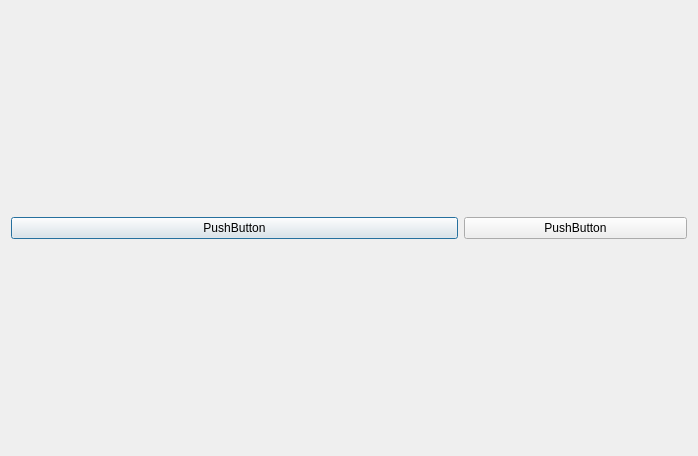
Jacob-xyb/Cpp_Note, file Qt_Notes/Example/DesignerSimpleSample/Layout/QSizePolicyTest.ui: the form before one commit.
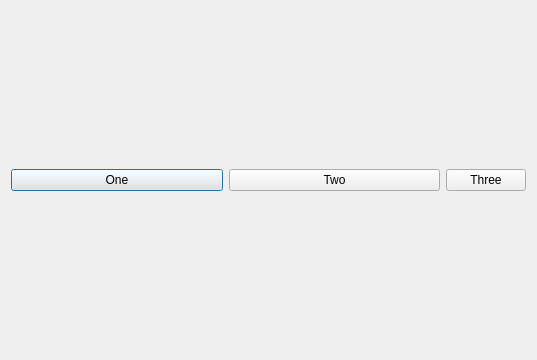
The form after the commit.

```diff
--- a/Qt_Notes/Example/DesignerSimpleSample/Layout/QSizePolicyTest.ui
+++ b/Qt_Notes/Example/DesignerSimpleSample/Layout/QSizePolicyTest.ui
@@ -9,27 +9,23 @@
    <rect>
     <x>0</x>
     <y>0</y>
-    <width>698</width>
-    <height>456</height>
+    <width>537</width>
+    <height>360</height>
    </rect>
   </property>
   <property name="windowTitle">
    <string>QSizePolicyTest</string>
   </property>
-  <layout class="QHBoxLayout" name="horizontalLayout">
+  <layout class="QHBoxLayout" name="horizontalLayout_3">
+   <item>
+    <layout class="QHBoxLayout" name="horizontalLayout" stretch="1,1,0">
    <item>
     <widget class="QPushButton" name="pushButton">
      <property name="enabled">
       <bool>true</bool>
      </property>
-     <property name="sizePolicy">
-      <sizepolicy hsizetype="Minimum" vsizetype="Fixed">
-       <horstretch>2</horstretch>
-       <verstretch>0</verstretch>
-      </sizepolicy>
-     </property>
      <property name="text">
-      <string>PushButton</string>
+        <string>One</string>
      </property>
     </widget>
    </item>
@@ -37,14 +33,29 @@
     <widget class="QPushButton" name="pushButton_2">
      <property name="sizePolicy">
       <sizepolicy hsizetype="Minimum" vsizetype="Fixed">
-       <horstretch>1</horstretch>
+         <horstretch>0</horstretch>
        <verstretch>0</verstretch>
       </sizepolicy>
      </property>
      <property name="text">
-      <string>PushButton</string>
-     </property>
-    </widget>
+        <string>Two</string>
+       </property>
+      </widget>
+     </item>
+     <item>
+      <widget class="QPushButton" name="pushButton_3">
+       <property name="sizePolicy">
+        <sizepolicy hsizetype="Expanding" vsizetype="Fixed">
+         <horstretch>0</horstretch>
+         <verstretch>0</verstretch>
+        </sizepolicy>
+       </property>
+       <property name="text">
+        <string>Three</string>
+       </property>
+      </widget>
+     </item>
+    </layout>
    </item>
   </layout>
  </widget>
```
Lines whose indentation alone changed are shown as unchanged.
